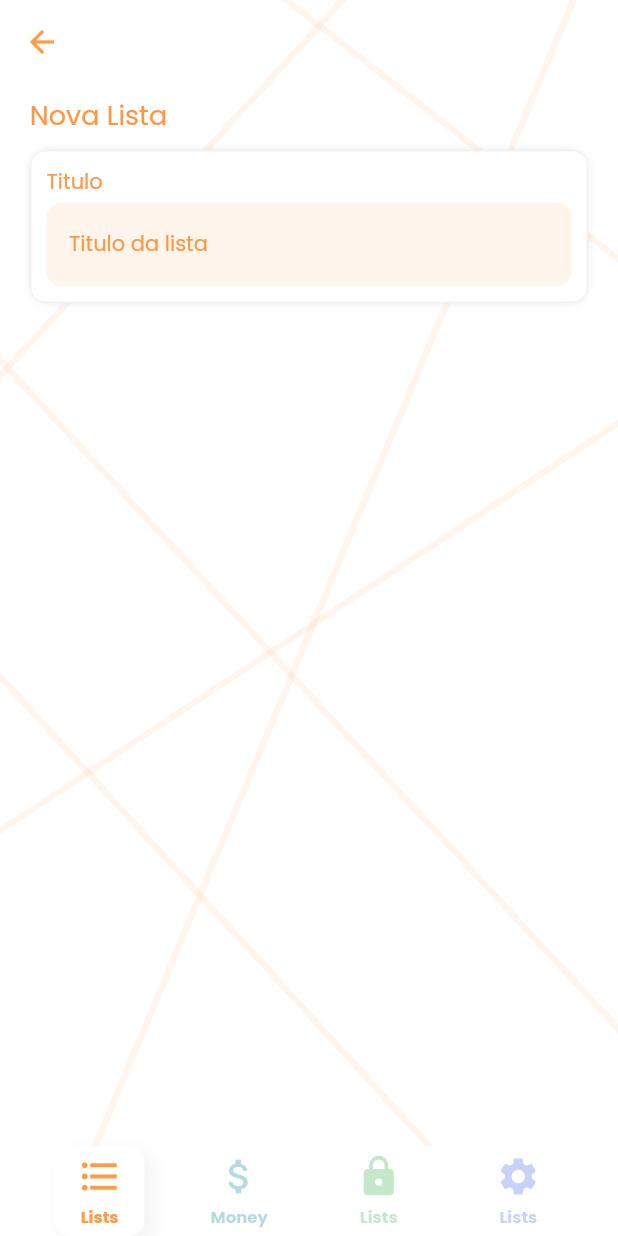
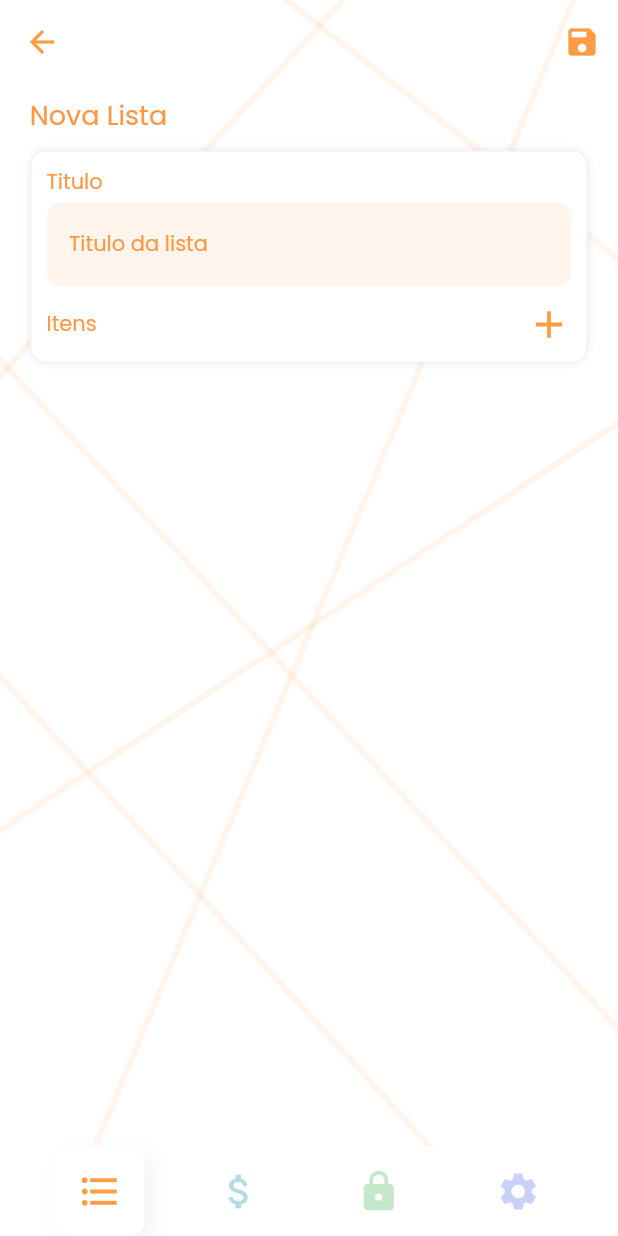
Before and after one commit to mac-alves/ella, a Flutter app: the screen it shows after launch, after a tap on the "add" icon, on a phone screen of 412 x 824 dp. Run offline on Flutter 3.47's test engine with Material 2 defaults, Android fonts, the phone set to English and light mode, and no system bars; our stand-ins replace flutter_masked_text, google_fonts.

Commit message:
app lists: page layout of this ready-made sub-application

```diff
--- a/lib/components/custom_nav_bar.dart
+++ b/lib/components/custom_nav_bar.dart
@@ -49,7 +49,7 @@ class CustomNavBar extends StatelessWidget {
               ),
               NavItem(
                 icon: Icons.settings,
-                title: 'Lists',
+                title: 'Setting',
                 color: def.primaryColor,
                 press: () {},
               )
--- a/lib/components/nav_item.dart
+++ b/lib/components/nav_item.dart
@@ -32,21 +32,22 @@ class NavItem extends StatelessWidget {
           boxShadow: [if (isActive) listsApp.shadow]
         ),
         child: Column(
+          mainAxisAlignment: MainAxisAlignment.center,
           children: [
             Icon(
               icon,
               size: 30,
               color: (isActive) ? color : color.withOpacity(0.3),
             ),
-            Spacer(),
-            Text(
-              title,
-              style: TextStyle(
-                fontSize: 11,
-                fontWeight: FontWeight.bold,
-                color: (isActive) ? color : color.withOpacity(0.3),
-              )
-            )
+            // Spacer(),
+            // Text(
+            //   title,
+            //   style: TextStyle(
+            //     fontSize: 11,
+            //     fontWeight: FontWeight.bold,
+            //     color: (isActive) ? color : color.withOpacity(0.3),
+            //   )
+            // )
           ],
         ),
       ),
--- a/lib/components/section_title.dart
+++ b/lib/components/section_title.dart
@@ -6,12 +6,14 @@ import 'package:flutter/material.dart';
 class SectionTitle extends StatelessWidget {
 
   final String title;
+  final bool hasAction;
   final GestureTapCallback press;
 
   const SectionTitle({
     Key key,
     @required this.title,
     @required this.press,
+    this.hasAction = false,
   }) : super(key: key);
 
   @override
@@ -25,16 +27,6 @@ class SectionTitle extends StatelessWidget {
             color: listsApp.textColor
           ),
         ),
-        Spacer(),
-        // GestureDetector(
-        //   onTap: press,
-        //   child: Text(
-        //     "See All",
-        //     style: TextStyle(
-        //       color: listsApp.textColor
-        //     )
-        //   ),
-        // ),
       ],
     );
   }
--- a/lib/screens/lists/create/components/body.dart
+++ b/lib/screens/lists/create/components/body.dart
@@ -1,13 +1,20 @@
 import 'package:ella/components/input_text.dart';
-import 'package:ella/components/item_list_home.dart';
-import 'package:ella/models/Lists.dart';
+import 'package:ella/screens/lists/create/components/item_list.dart';
+import 'package:ella/utils/constants.dart';
 import 'package:ella/utils/sizes.dart';
 import 'package:flutter/material.dart';
 
-class Body extends StatelessWidget {
+class Body extends StatefulWidget {
   const Body({
     Key key,
   }) : super(key: key);
+
+  @override
+  _BodyState createState() => _BodyState();
+}
+
+class _BodyState extends State<Body> {
+  List<int> itens = [];
 
   @override
   Widget build(BuildContext context) {
@@ -49,6 +56,73 @@ class Body extends StatelessWidget {
                       placeholder: "Titulo da lista",
                       press: () {}
                     ),
+                    Padding(
+                      padding: EdgeInsets.only(
+                        left: 10,
+                        right: 10,
+                        top: 10
+                      ),
+                      child: Row(
+                        children: [
+                          Text(
+                            "Itens",
+                            style: TextStyle(
+                              fontSize: 14,
+                              color: listsApp.textColor
+                            )
+                          ),
+                          Spacer(),
+                          GestureDetector(
+                            onTap: () {
+                              setState(() {
+                                itens.add(itens.length + 1);
+                              });
+                            },
+                            child: Container(
+                              alignment: Alignment.centerRight,
+                              width: 50,
+                              child: Icon(
+                                Icons.add,
+                                color: listsApp.iconColor,
+                                size: 30,
+                              ),
+                            ),
+                          )
+                        ],
+                      ),
+                    ),
+                    Container(
+                      alignment: Alignment.center,
+                      height: itens.length * 55.0,
+                      padding: null,
+                      child: MediaQuery.removePadding(
+                        context: context,
+                        removeTop: true,
+                        child: ListView.builder(
+                          physics: const NeverScrollableScrollPhysics(),
+                          itemCount: itens.length,
+                          itemBuilder: (BuildContext ctxt, int index) {
+                            final item = itens[index];
+                            return Dismissible(
+                              key: Key(item.toString()),
+                              onDismissed: (direction) {
+                                setState(() {
+                                  itens.removeAt(index);
+                                });
+                              },
+                              child: ItemList(
+                                index: index,
+                                press: (){
+                                    setState(() {
+                                    itens.removeAt(index);
+                                  });
+                                },
+                              ),
+                            );
+                          }
+                        ),
+                      ),
+                    ),
                   ],
                 ),
               ),
@@ -59,13 +133,4 @@ class Body extends StatelessWidget {
       ),
     );
   }
-
-  ItemListHome buildItemList(ListHome list, bool last) {
-    return ItemListHome(
-      last: last,
-      name: list.name,
-      icon: list.icon,
-      press: list.press,
-    );
-  }
 }
--- a/lib/screens/lists/create/lists_create_screen.dart
+++ b/lib/screens/lists/create/lists_create_screen.dart
@@ -1,9 +1,10 @@
 import 'package:ella/components/custom_nav_bar.dart';
 import 'package:ella/components/section_title.dart';
-import 'package:ella/screens/lists/create/components/body.dart';
 import 'package:ella/utils/constants.dart';
 import 'package:ella/utils/sizes.dart';
 import 'package:flutter/material.dart';
+
+import 'components/body.dart';
 
 class ListsCreateScreen extends StatelessWidget {
   @override
@@ -47,6 +48,15 @@ class ListsCreateScreen extends StatelessWidget {
                     Navigator.pop(context);
                   },
                 ),
+                actions: [
+                  IconButton(
+                    icon: Icon(
+                      Icons.save,
+                      color: listsApp.iconColor,
+                    ),
+                    onPressed: () {},
+                  )
+                ],
               ),
               SliverList(
                 delegate: SliverChildBuilderDelegate(
--- a/lib/components/item_list_home.dart
+++ b/lib/screens/lists/home/components/item_list.dart
@@ -1,14 +1,14 @@
 import 'package:ella/utils/constants.dart';
 import 'package:flutter/material.dart';
 
-class ItemListHome extends StatelessWidget {
+class ItemList extends StatelessWidget {
 
   final bool last;
   final String name;
   final IconData icon;
   final GestureTapCallback press;
 
-  const ItemListHome({
+  const ItemList({
     Key key,
     @required this.icon,
     @required this.name,
--- a/lib/screens/lists/home/lists_home_screen.dart
+++ b/lib/screens/lists/home/lists_home_screen.dart
@@ -1,10 +1,11 @@
 import 'dart:math';
 
 import 'package:ella/components/custom_nav_bar.dart';
-import 'package:ella/components/flex_app_bar.dart';
-import 'package:ella/components/item_list_home.dart';
+import 'package:ella/screens/lists/home/components/flex_app_bar.dart';
+import 'package:ella/screens/lists/home/components/item_list.dart';
 import 'package:ella/models/Lists.dart';
 import 'package:ella/screens/lists/create/lists_create_screen.dart';
+import 'package:ella/screens/lists/read/lists_read_screen.dart';
 import 'package:ella/utils/constants.dart';
 import 'package:ella/utils/sizes.dart';
 import 'package:flutter/material.dart';
@@ -47,7 +48,7 @@ class ListsHomeScreen extends StatelessWidget {
                     color: listsApp.iconColor,
                     size: 33,
                   ),
-                  tooltip: 'Add new list',
+                  tooltip: 'Add new List',
                   onPressed: (){
                     Navigator.push(
                       context,
@@ -65,7 +66,8 @@ class ListsHomeScreen extends StatelessWidget {
                 (BuildContext context, int index) {
                   return buildItemList(
                     listsHome[index],
-                    (listsHome.length == (index + 1))
+                    (listsHome.length == (index + 1)),
+                    context
                   );
                 },
                 childCount: listsHome.length
@@ -78,12 +80,19 @@ class ListsHomeScreen extends StatelessWidget {
     );
   }
 
-  ItemListHome buildItemList(ListHome list, bool last) {
-    return ItemListHome(
+  ItemList buildItemList(ListHome list, bool last, BuildContext context) {
+    return ItemList(
       last: last,
       name: list.name,
       icon: list.icon,
-      press: list.press,
+      press: () {
+        Navigator.push(
+          context,
+          MaterialPageRoute(
+            builder: (context) => ListsReadScreen()
+          ),
+        );
+      },
     );
   }
 }
```
Also changed, not shown: lib/models/Lists.dart (+33 -0 lines), lib/screens/Home/components/routes.dart (added, +157 -0 lines), lib/screens/lists/create/components/item_list.dart (added, +72 -0 lines), lib/screens/lists/read/components/item_list.dart (added, +73 -0 lines), lib/screens/lists/read/lists_read_screen.dart (added, +117 -0 lines), lib/screens/lists/home/components/flex_app_bar.dart (renamed from lib/components/flex_app_bar.dart).
